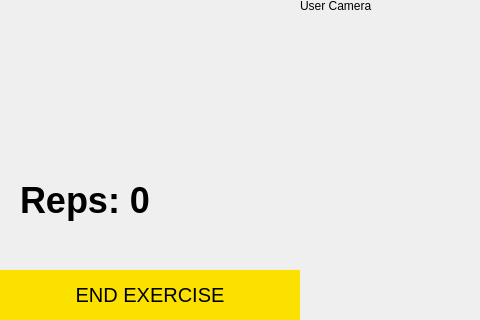
Old version of the form copyclare/ui/exercise.ui in the repository MotionInput/Team14-CopyClare; both pictures show x 0 to 480 and y 308 to 628 of the 900 by 628 pixel window.
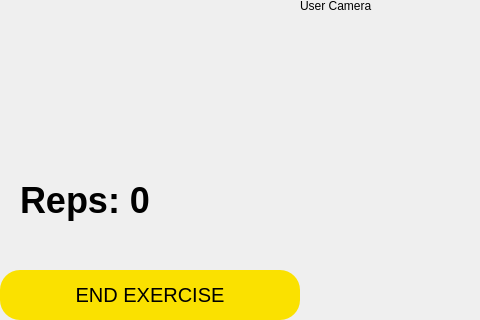
New version of the form.

Diff of the .ui file:
```diff
--- a/copyclare/ui/exercise.ui
+++ b/copyclare/ui/exercise.ui
@@ -217,12 +217,14 @@
        <widget class="QPushButton" name="end_button">
         <property name="font">
          <font>
+          <family>Arial</family>
           <pointsize>15</pointsize>
          </font>
         </property>
         <property name="styleSheet">
          <string notr="true">QPushButton {
 	border: none;
+        border-radius:20px;
 	background-color: #FAE100;
 	color: rgb(0,0,0);
 	height: 50;
```
Left out of the diff: 11 changed lines with no effect on the pictures.
